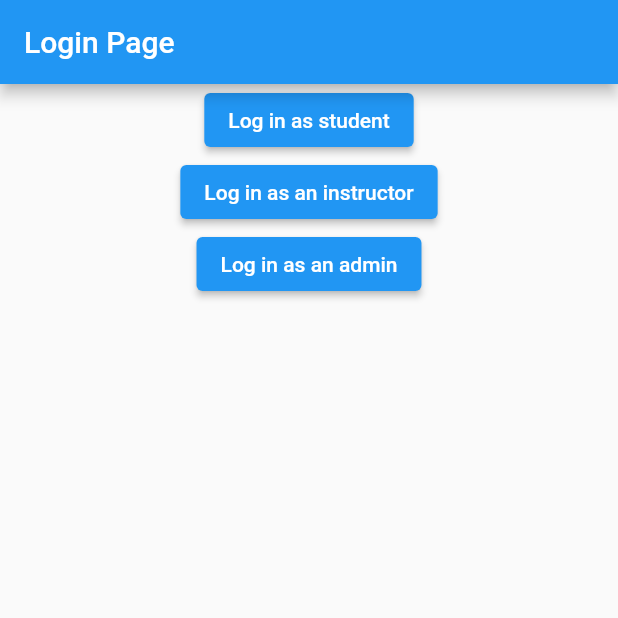
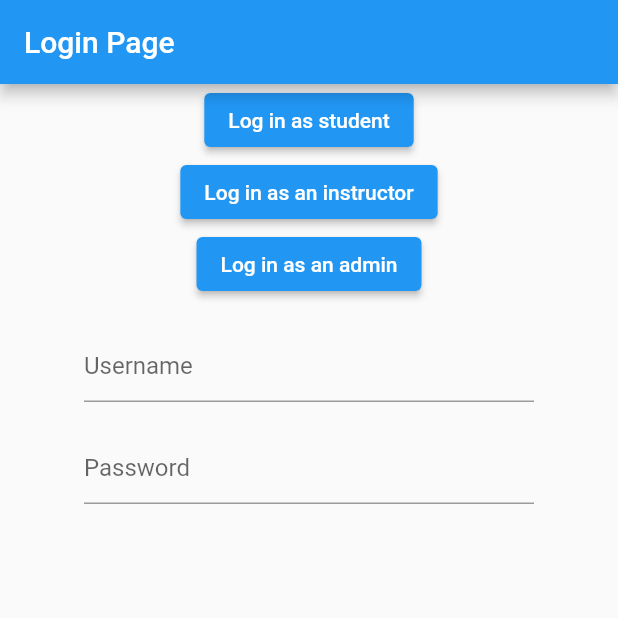
Before and after one commit to tjayhoover/Automatic-Code-Grader, a Flutter app: the screen it shows after launch, after a tap on "Log in as student", on a phone screen of 412 x 824 dp, the top half of it. Run offline on Flutter 3.47's test engine with Material 2 defaults, Android fonts, the phone set to English and light mode, and no system bars; our stand-ins replace equatable, file_picker, flutter_bloc, get_it.

Commit message:
Added username and password boxes

```diff
--- a/lib/main.dart
+++ b/lib/main.dart
@@ -36,7 +36,7 @@ void main() async {
         primarySwatch: Colors.blue,
         visualDensity: VisualDensity.adaptivePlatformDensity,
       ),
-      home: const LogInPage(),
+      home: LogInPage(),
     ),
   ));
 }
--- a/lib/pages/login/login.dart
+++ b/lib/pages/login/login.dart
@@ -7,7 +7,10 @@ import '../instructor/instructor_home.dart';
 import '../admin/admin_home.dart';
 
 class LogInPage extends StatelessWidget {
-  const LogInPage({super.key});
+  LogInPage({super.key});
+
+  final usrnmCtrl = TextEditingController();
+  final pwCtrl = TextEditingController();
 
   @override
   Widget build(BuildContext context) {
@@ -48,6 +51,27 @@ class LogInPage extends StatelessWidget {
                 );
               },
             ),
+            SizedBox(
+              width: 300,
+              child: Padding(
+                padding: const EdgeInsets.only(top: 20.0),
+                child: TextField(
+                    decoration: const InputDecoration(hintText: 'Username'),
+                    controller: usrnmCtrl),
+              ),
+            ),
+            SizedBox(
+              width: 300,
+              child: Padding(
+                padding: const EdgeInsets.only(top: 20.0),
+                child: TextField(
+                    decoration: const InputDecoration(
+                      hintText: 'Password',
+                    ),
+                    obscureText: true,
+                    controller: pwCtrl),
+              ),
+            ),
           ],
         ),
       ),
```
